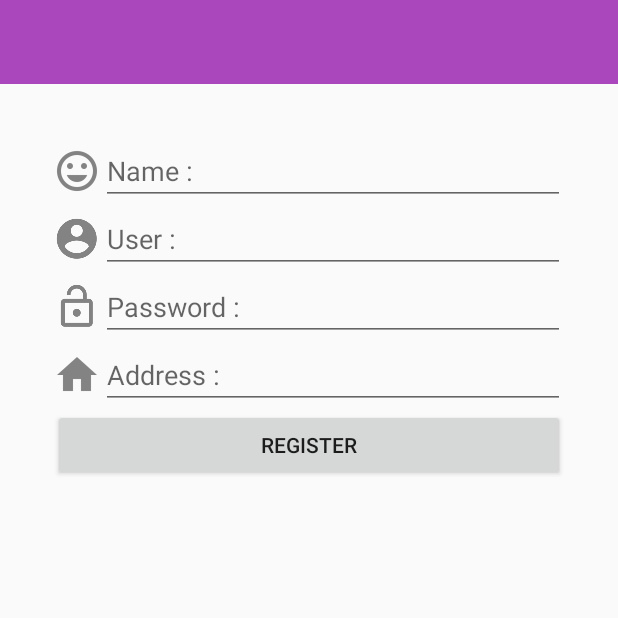
After one commit to jp2kdev/AppSRRU, an Android app: the fragment RegisterFragment placed in its activity, on a phone screen of 412 x 824 dp, the top half of it. The commit adds this screen. Run offline under Robolectric (Android 15) with nearby library versions, the phone set to English and light mode, and no system bars.

Commit message:
Replace Fragment Success

```diff
--- a/app/src/main/java/jpdeveloper/srru/ac/th/appsrru/fragment/MainFragment.java
+++ b/app/src/main/java/jpdeveloper/srru/ac/th/appsrru/fragment/MainFragment.java
@@ -7,10 +7,33 @@ import android.support.v4.app.Fragment;
 import android.view.LayoutInflater;
 import android.view.View;
 import android.view.ViewGroup;
+import android.widget.TextView;
 
 import jpdeveloper.srru.ac.th.appsrru.R;
 
 public class MainFragment extends Fragment{
+
+
+    @Override
+    public void onActivityCreated(@Nullable Bundle savedInstanceState) {
+        super.onActivityCreated(savedInstanceState);
+
+        //Register Controller
+        TextView textView = getView().findViewById(R.id.txtRegister);
+
+        textView.setOnClickListener(new View.OnClickListener() {
+            @Override
+            public void onClick(View v) {
+                //Replace Fragement
+                getActivity().getSupportFragmentManager()
+                        .beginTransaction()
+                        .replace(R.id.contentMainFragment,new RegisterFragment())
+                        .addToBackStack(null)
+                        .commit();
+            }
+        });
+
+    }  // Main Method
 
     @Nullable
     @Override
--- /dev/null
+++ b/app/src/main/java/jpdeveloper/srru/ac/th/appsrru/fragment/RegisterFragment.java
@@ -0,0 +1,24 @@
+package jpdeveloper.srru.ac.th.appsrru.fragment;
+
+import android.os.Bundle;
+import android.support.annotation.Nullable;
+import android.support.v4.app.Fragment;
+import android.view.LayoutInflater;
+import android.view.View;
+import android.view.ViewGroup;
+
+import jpdeveloper.srru.ac.th.appsrru.R;
+
+public class RegisterFragment extends Fragment {
+
+    @Nullable
+    @Override
+    public View onCreateView(LayoutInflater inflater, @Nullable ViewGroup container, Bundle savedInstanceState) {
+
+        // control + space
+        View view = inflater.inflate(R.layout.fragment_register,container,false);
+        return view;
+
+
+    }
+}
--- a/app/src/main/res/layout/fragment_main.xml
+++ b/app/src/main/res/layout/fragment_main.xml
@@ -70,6 +70,8 @@
 
         <!--Register-->
         <TextView
+            android:id="@+id/txtRegister"
+            android:clickable="true"
             android:layout_marginTop="10dp"
             android:textColor="@color/colorAccent"
             android:layout_gravity="center_horizontal"
--- /dev/null
+++ b/app/src/main/res/layout/fragment_register.xml
@@ -0,0 +1,123 @@
+<?xml version="1.0" encoding="utf-8"?>
+<LinearLayout xmlns:android="http://schemas.android.com/apk/res/android"
+    android:orientation="vertical" android:layout_width="match_parent"
+    android:layout_height="match_parent">
+
+    <!--Toolbar-->
+    <android.support.v7.widget.Toolbar
+        android:theme="@style/ThemeOverlay.AppCompat.ActionBar"
+        android:background="@color/colorPrimary"
+
+        android:layout_width="match_parent"
+        android:layout_height="?attr/actionBarSize"/>
+
+
+    <!--Content-->
+    <LinearLayout
+        android:padding="15dp"
+        android:layout_margin="20dp"
+        android:orientation="vertical"
+        android:layout_width="match_parent"
+        android:layout_height="wrap_content">
+
+    <!--Name-->
+        <LinearLayout
+            android:orientation="horizontal"
+            android:layout_width="match_parent"
+            android:layout_height="wrap_content">
+
+            <!--Icon-->
+            <ImageView
+                android:layout_gravity="center_vertical"
+                android:src="@drawable/ic_action_name"
+                android:layout_width="wrap_content"
+                android:layout_height="wrap_content" />
+
+            <!--TextField-->
+            <EditText
+                android:inputType="text"
+                android:hint="Name :"
+                android:layout_width="match_parent"
+                android:layout_height="wrap_content" />
+        </LinearLayout>
+
+    <LinearLayout
+        android:orientation="horizontal"
+        android:layout_width="match_parent"
+        android:layout_height="wrap_content">
+
+        <!--Icon-->
+        <ImageView
+            android:layout_gravity="center_vertical"
+            android:src="@drawable/ic_action_user"
+            android:layout_width="wrap_content"
+            android:layout_height="wrap_content" />
+
+        <!--TextField-->
+        <EditText
+            android:inputType="text"
+            android:hint="User :"
+            android:layout_width="match_parent"
+            android:layout_height="wrap_content" />
+    </LinearLayout>
+
+        <!--Password-->
+        <LinearLayout
+            android:orientation="horizontal"
+            android:layout_width="match_parent"
+            android:layout_height="wrap_content">
+
+            <!--Icon-->
+            <ImageView
+                android:layout_gravity="center_vertical"
+                android:src="@drawable/ic_action_password"
+                android:layout_width="wrap_content"
+                android:layout_height="wrap_content" />
+
+            <!--TextField-->
+            <EditText
+                android:inputType="textPassword"
+                android:hint="Password :"
+                android:layout_width="match_parent"
+                android:layout_height="wrap_content" />
+        </LinearLayout>
+
+
+        <!--Address-->
+        <LinearLayout
+            android:orientation="horizontal"
+            android:layout_width="match_parent"
+            android:layout_height="wrap_content">
+
+            <!--Icon-->
+            <ImageView
+                android:layout_gravity="center_vertical"
+                android:src="@drawable/ic_action_address"
+                android:layout_width="wrap_content"
+                android:layout_height="wrap_content" />
+
+            <!--TextField-->
+            <EditText
+                android:inputType="textMultiLine"
+                android:hint="Address :"
+                android:layout_width="match_parent"
+                android:layout_height="wrap_content" />
+        </LinearLayout>
+
+        <!--Login Button-->
+        <Button
+            android:text="Register"
+            android:layout_width="match_parent"
+            android:layout_height="wrap_content" />
+
+
+
+
+    </LinearLayout>
+
+    <!--User-->
+
+    <!--Password-->
+
+
+</LinearLayout>
```
Also changed, not shown: app/src/main/res/drawable-hdpi/ic_action_address.png (added), app/src/main/res/drawable-hdpi/ic_action_name.png (added), app/src/main/res/drawable-mdpi/ic_action_address.png (added), app/src/main/res/drawable-mdpi/ic_action_name.png (added), app/src/main/res/drawable-xhdpi/ic_action_address.png (added), app/src/main/res/drawable-xhdpi/ic_action_name.png (added), app/src/main/res/drawable-xxhdpi/ic_action_address.png (added), app/src/main/res/drawable-xxhdpi/ic_action_name.png (added).
